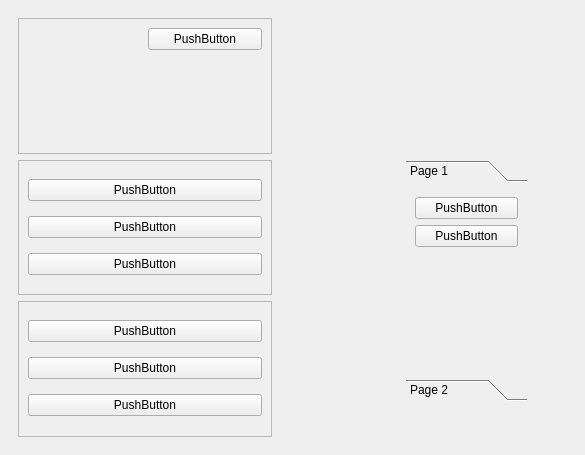
Above: transfer/ui/transfer.ui from AlienationX/desktop-app-transfer before the change. Below: the same form after it.
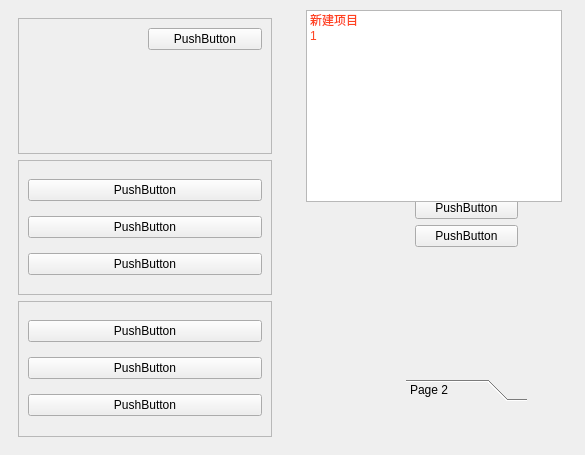
That is the form after the change. Icons and pictures are not drawn.

The edit to the form file:
```diff
--- a/transfer/ui/transfer.ui
+++ b/transfer/ui/transfer.ui
@@ -229,6 +229,37 @@
        <pixmap resource="C:/Users/Admin/Desktop/tt.qrc">:/icons/8680047_checkbox_circle_fill_icon.svg</pixmap>
       </property>
      </widget>
+     <widget class="QListWidget" name="listWidget">
+      <property name="geometry">
+       <rect>
+        <x>10</x>
+        <y>10</y>
+        <width>256</width>
+        <height>192</height>
+       </rect>
+      </property>
+      <property name="styleSheet">
+       <string notr="true">backgroud-color:rgb(41, 255, 137);
+color:rgb(255, 66, 33);</string>
+      </property>
+      <item>
+       <property name="text">
+        <string>新建项目</string>
+       </property>
+      </item>
+      <item>
+       <property name="text">
+        <string>1</string>
+       </property>
+       <property name="font">
+        <font/>
+       </property>
+       <property name="icon">
+        <iconset>
+         <normaloff>../resources/icons/feather24/alert-circle.svg</normaloff>../resources/icons/feather24/alert-circle.svg</iconset>
+       </property>
+      </item>
+     </widget>
     </widget>
    </item>
   </layout>
```
Left out of the diff: 8 changed lines with no effect on the pictures.
